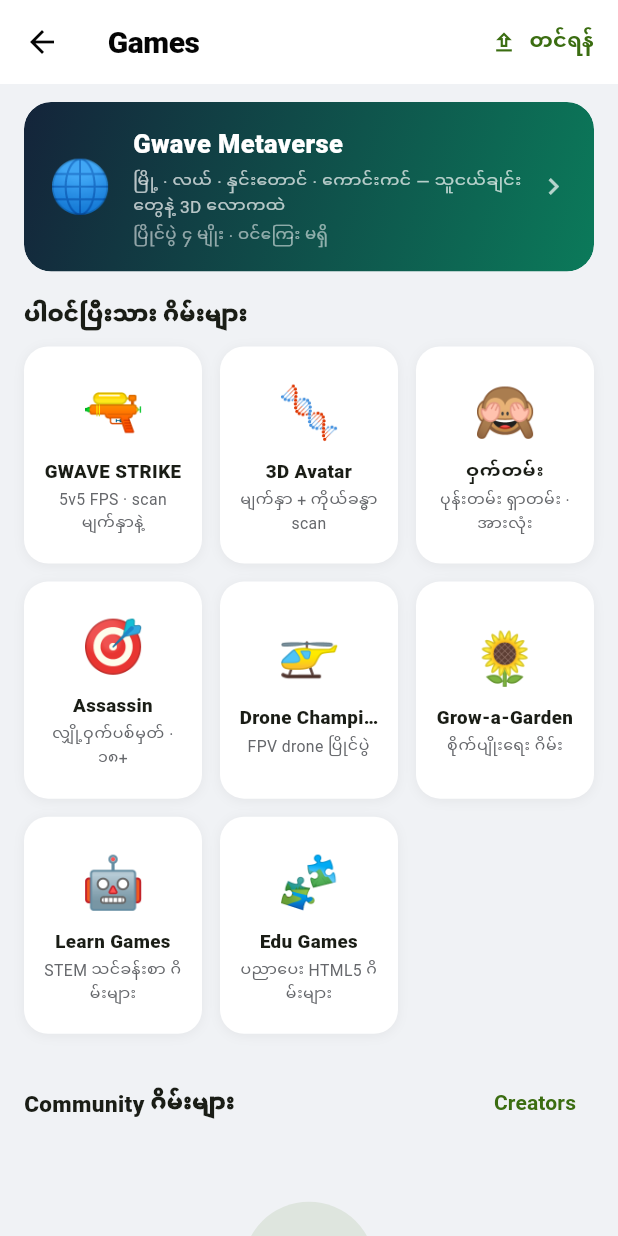
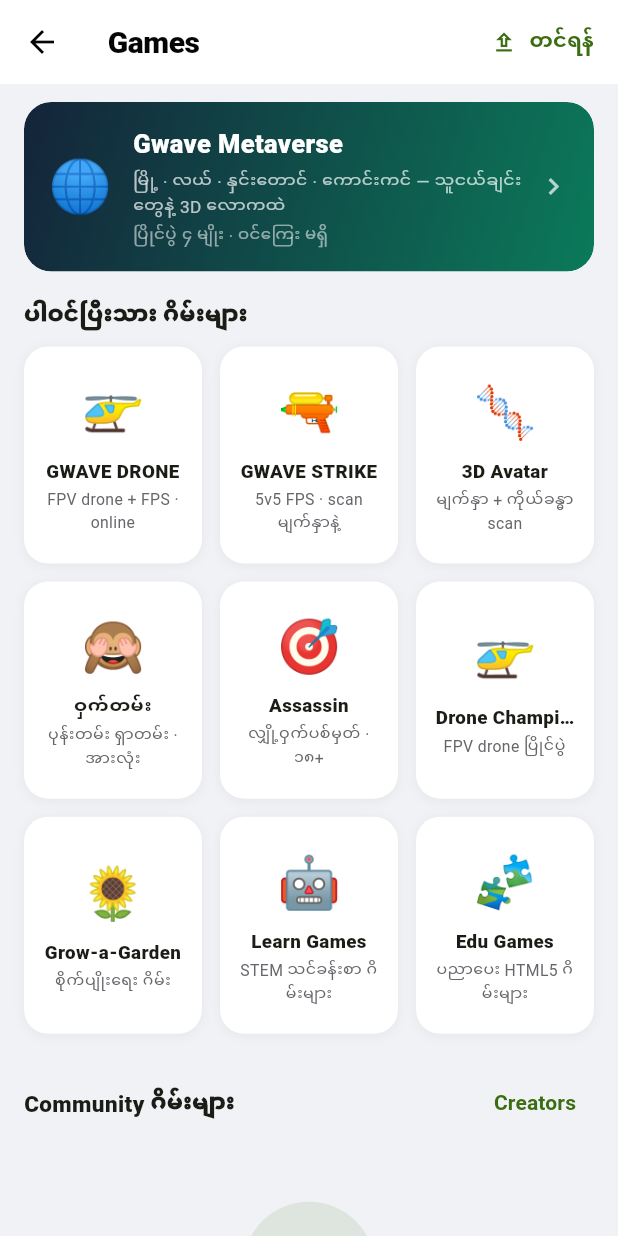
Before and after one commit to KoNyein/gwave.ai, a Flutter app: the GamesScreen screen opened directly, on a phone screen of 412 x 824 dp. Run offline on Flutter 3.47's test engine with Material 3 defaults, Android fonts, the phone set to English and light mode, and no system bars; our stand-ins replace app_links, audioplayers, cached_network_image, camera, file_picker, firebase_core and 19 more; missing offline and left inert: apivideo_live_stream, app_usage, flutter_pdfview, flutter_webrtc, installed_apps, light and 8 more; accounts and stored records are empty; network calls fail; statements that could not run were skipped; project files that could hold a hidden picture were left out.

```diff
--- a/mobile/lib/features/games/games_screen.dart
+++ b/mobile/lib/features/games/games_screen.dart
@@ -28,6 +28,7 @@ class _GamesScreenState extends State<GamesScreen> {
   ///   မကိုင်ဘူး၊ ကိုင်ရင်လည်း WebView ကို တိုက်ရိုက်ဖွင့်လို့ ကျော်လို့ရမယ်။
   ///   ၁၈+ မဟုတ်သူက အဲဒီစာမျက်နှာကနေ `/restricted` ကို ရောက်သွားမယ်။
   static const _builtins = <(String, String, String, String)>[
+    ("🚁", "GWAVE DRONE", "FPV drone + FPS · online", "/drone/index.html"),
     ("🔫", "GWAVE STRIKE", "5v5 FPS · scan မျက်နှာနဲ့", "/strike/"),
     ("🧬", "3D Avatar", "မျက်နှာ + ကိုယ်ခန္ဓာ scan", "/profile/avatar"),
     ("🙈", "ဝှက်တမ်း", "ပုန်းတမ်း ရှာတမ်း · အားလုံး", "/games/arena"),
```
